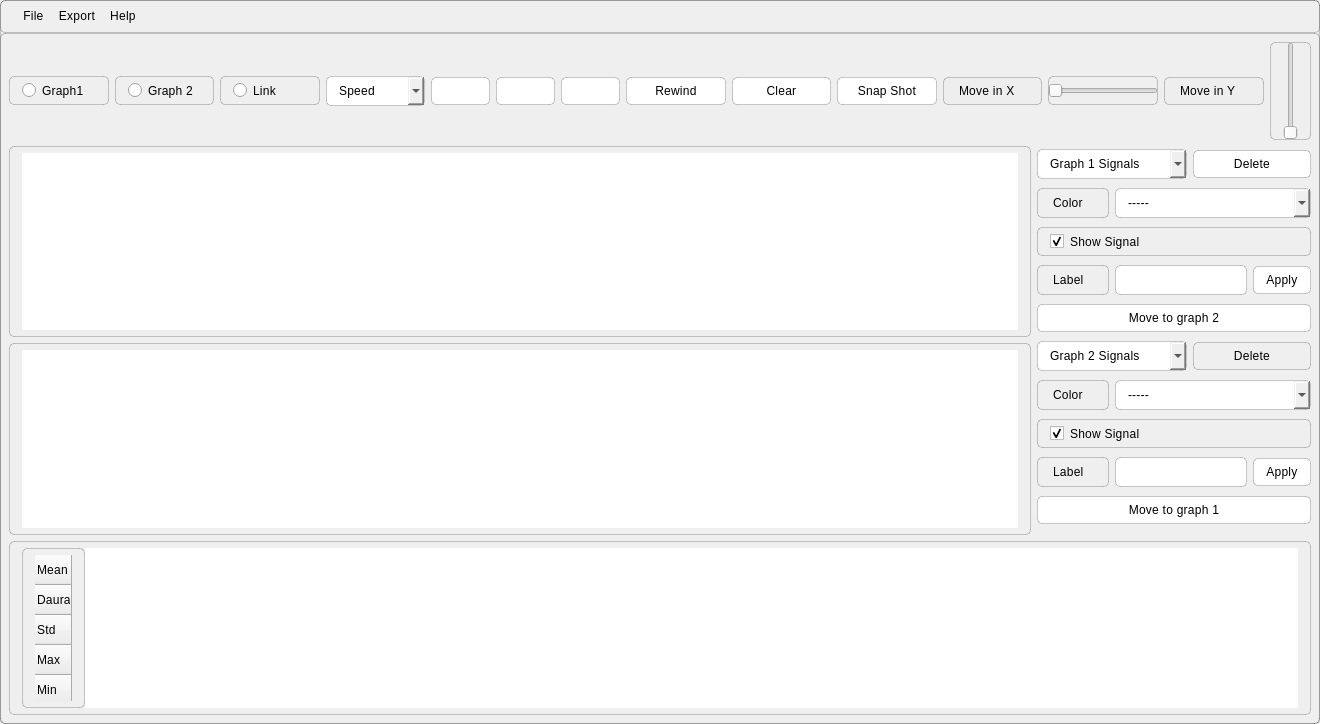
Before: the Qt Designer form main.ui in AliBadran716/Signal_Viewer, drawn with Qt 5.
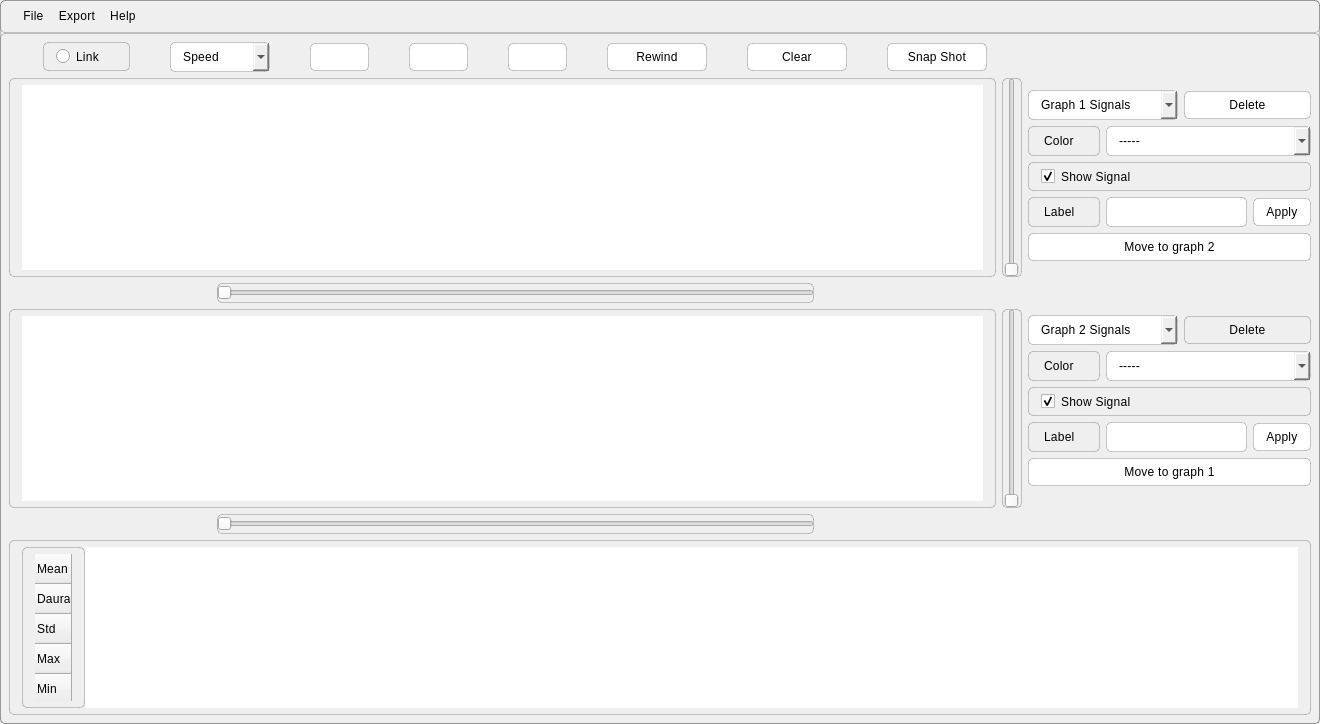
After: the same form once the commit is applied. Icons and pictures are not drawn. Custom widgets are drawn as their Qt base class.

Patch:
```diff
--- a/main.ui
+++ b/main.ui
@@ -42,34 +42,33 @@
 </string>
   </property>
   <widget class="QWidget" name="centralwidget">
-   <layout class="QVBoxLayout" name="verticalLayout_3">
+   <layout class="QGridLayout" name="gridLayout_2">
+    <item row="0" column="0">
+     <layout class="QHBoxLayout" name="horizontalLayout_3">
     <item>
-     <layout class="QHBoxLayout" name="horizontalLayout">
+       <layout class="QVBoxLayout" name="verticalLayout_5">
       <item>
-       <widget class="QRadioButton" name="graph1_radio_btn">
-        <property name="enabled">
-         <bool>true</bool>
-        </property>
-        <property name="text">
-         <string>Graph1</string>
-        </property>
-        <property name="checked">
-         <bool>false</bool>
-        </property>
-        <property name="autoExclusive">
-         <bool>true</bool>
-        </property>
-       </widget>
-      </item>
-      <item>
-       <widget class="QRadioButton" name="graph2_radio_btn">
-        <property name="text">
-         <string>Graph 2</string>
-        </property>
-       </widget>
-      </item>
+         <layout class="QHBoxLayout" name="horizontalLayout_2">
       <item>
        <widget class="QRadioButton" name="link_radio_btn">
+            <property name="sizePolicy">
+             <sizepolicy hsizetype="Maximum" vsizetype="Fixed">
+              <horstretch>0</horstretch>
+              <verstretch>0</verstretch>
+             </sizepolicy>
+            </property>
+            <property name="minimumSize">
+             <size>
+              <width>77</width>
+              <height>0</height>
+             </size>
+            </property>
+            <property name="maximumSize">
+             <size>
+              <width>87</width>
+              <height>16777215</height>
+             </size>
+            </property>
         <property name="text">
          <string>Link</string>
         </property>
@@ -77,6 +76,18 @@
       </item>
       <item>
        <widget class="QComboBox" name="speed_selection">
+            <property name="minimumSize">
+             <size>
+              <width>100</width>
+              <height>0</height>
+             </size>
+            </property>
+            <property name="maximumSize">
+             <size>
+              <width>100</width>
+              <height>16777215</height>
+             </size>
+            </property>
         <item>
          <property name="text">
           <string>Speed</string>
@@ -189,6 +200,18 @@
       </item>
       <item>
        <widget class="QPushButton" name="rewind_push_btn">
+            <property name="minimumSize">
+             <size>
+              <width>100</width>
+              <height>0</height>
+             </size>
+            </property>
+            <property name="maximumSize">
+             <size>
+              <width>100</width>
+              <height>16777215</height>
+             </size>
+            </property>
         <property name="styleSheet">
          <string notr="true">QPushButton {background-color:white;}
 
@@ -205,6 +228,18 @@
       </item>
       <item>
        <widget class="QPushButton" name="clear_push_btn">
+            <property name="minimumSize">
+             <size>
+              <width>100</width>
+              <height>0</height>
+             </size>
+            </property>
+            <property name="maximumSize">
+             <size>
+              <width>100</width>
+              <height>16777215</height>
+             </size>
+            </property>
         <property name="styleSheet">
          <string notr="true"> QPushButton {background-color:white;}
 
@@ -227,6 +262,18 @@
       </item>
       <item>
        <widget class="QPushButton" name="snap_shot_btn">
+            <property name="minimumSize">
+             <size>
+              <width>100</width>
+              <height>0</height>
+             </size>
+            </property>
+            <property name="maximumSize">
+             <size>
+              <width>100</width>
+              <height>16777215</height>
+             </size>
+            </property>
         <property name="styleSheet">
          <string notr="true">QPushButton {background-color:white;}
 
@@ -241,81 +288,14 @@
         </property>
        </widget>
       </item>
-      <item>
-       <widget class="QLabel" name="label_9">
-        <property name="enabled">
-         <bool>true</bool>
-        </property>
-        <property name="sizePolicy">
-         <sizepolicy hsizetype="Preferred" vsizetype="Fixed">
-          <horstretch>0</horstretch>
-          <verstretch>0</verstretch>
-         </sizepolicy>
-        </property>
-        <property name="styleSheet">
-         <string notr="true"> background-color: rgb(238, 238, 238); 
-    </string>
-        </property>
-        <property name="text">
-         <string>Move in X</string>
-        </property>
-       </widget>
-      </item>
-      <item>
-       <widget class="QSlider" name="move_x_slider">
-        <property name="sizePolicy">
-         <sizepolicy hsizetype="Minimum" vsizetype="Fixed">
-          <horstretch>0</horstretch>
-          <verstretch>0</verstretch>
-         </sizepolicy>
-        </property>
-        <property name="orientation">
-         <enum>Qt::Horizontal</enum>
-        </property>
-       </widget>
-      </item>
-      <item>
-       <widget class="QLabel" name="label_8">
-        <property name="sizePolicy">
-         <sizepolicy hsizetype="Preferred" vsizetype="Fixed">
-          <horstretch>0</horstretch>
-          <verstretch>0</verstretch>
-         </sizepolicy>
-        </property>
-        <property name="styleSheet">
-         <string notr="true"> background-color: rgb(238, 238, 238); 
-    
-</string>
-        </property>
-        <property name="text">
-         <string>Move in Y</string>
-        </property>
-       </widget>
-      </item>
-      <item>
-       <widget class="QSlider" name="move_y_slider">
-        <property name="sizePolicy">
-         <sizepolicy hsizetype="Fixed" vsizetype="Minimum">
-          <horstretch>0</horstretch>
-          <verstretch>0</verstretch>
-         </sizepolicy>
-        </property>
-        <property name="styleSheet">
-         <string notr="true"/>
-        </property>
-        <property name="orientation">
-         <enum>Qt::Vertical</enum>
-        </property>
-       </widget>
-      </item>
      </layout>
     </item>
     <item>
-     <layout class="QVBoxLayout" name="verticalLayout_2">
+         <layout class="QVBoxLayout" name="verticalLayout_4">
       <item>
-       <layout class="QHBoxLayout" name="horizontalLayout_2">
+           <layout class="QVBoxLayout" name="verticalLayout_3">
         <item>
-         <layout class="QVBoxLayout" name="verticalLayout">
+             <layout class="QHBoxLayout" name="horizontalLayout_4">
           <item>
            <widget class="PlotWidget" name="graphicsView_1">
             <property name="styleSheet">
@@ -342,47 +322,226 @@
            </widget>
           </item>
           <item>
+               <widget class="QSlider" name="move_y_slider">
+                <property name="sizePolicy">
+                 <sizepolicy hsizetype="Fixed" vsizetype="Minimum">
+                  <horstretch>0</horstretch>
+                  <verstretch>0</verstretch>
+                 </sizepolicy>
+                </property>
+                <property name="minimumSize">
+                 <size>
+                  <width>20</width>
+                  <height>0</height>
+                 </size>
+                </property>
+                <property name="maximumSize">
+                 <size>
+                  <width>20</width>
+                  <height>16777215</height>
+                 </size>
+                </property>
+                <property name="styleSheet">
+                 <string notr="true"/>
+                </property>
+                <property name="orientation">
+                 <enum>Qt::Vertical</enum>
+                </property>
+               </widget>
+              </item>
+             </layout>
+            </item>
+            <item>
+             <layout class="QHBoxLayout" name="horizontalLayout">
+              <item>
+               <spacer name="horizontalSpacer">
+                <property name="orientation">
+                 <enum>Qt::Horizontal</enum>
+                </property>
+                <property name="sizeType">
+                 <enum>QSizePolicy::Fixed</enum>
+                </property>
+                <property name="sizeHint" stdset="0">
+                 <size>
+                  <width>208</width>
+                  <height>20</height>
+                 </size>
+                </property>
+               </spacer>
+              </item>
+              <item>
+               <widget class="QSlider" name="move_x_slider">
+                <property name="sizePolicy">
+                 <sizepolicy hsizetype="Minimum" vsizetype="Maximum">
+                  <horstretch>0</horstretch>
+                  <verstretch>0</verstretch>
+                 </sizepolicy>
+                </property>
+                <property name="minimumSize">
+                 <size>
+                  <width>0</width>
+                  <height>20</height>
+                 </size>
+                </property>
+                <property name="maximumSize">
+                 <size>
+                  <width>16777215</width>
+                  <height>20</height>
+                 </size>
+                </property>
+                <property name="orientation">
+                 <enum>Qt::Horizontal</enum>
+                </property>
+               </widget>
+              </item>
+              <item>
+               <spacer name="horizontalSpacer_2">
+                <property name="orientation">
+                 <enum>Qt::Horizontal</enum>
+                </property>
+                <property name="sizeType">
+                 <enum>QSizePolicy::Fixed</enum>
+                </property>
+                <property name="sizeHint" stdset="0">
+                 <size>
+                  <width>208</width>
+                  <height>20</height>
+                 </size>
+                </property>
+               </spacer>
+              </item>
+             </layout>
+            </item>
+           </layout>
+          </item>
+          <item>
+           <layout class="QVBoxLayout" name="verticalLayout">
+            <item>
+             <layout class="QHBoxLayout" name="horizontalLayout_6">
+              <item>
            <widget class="PlotWidget" name="graphicsView_2"/>
           </item>
+              <item>
+               <widget class="QSlider" name="move_y_slider_2">
+                <property name="sizePolicy">
+                 <sizepolicy hsizetype="Fixed" vsizetype="Minimum">
+                  <horstretch>0</horstretch>
+                  <verstretch>0</verstretch>
+                 </sizepolicy>
+                </property>
+                <property name="minimumSize">
+                 <size>
+                  <width>20</width>
+                  <height>0</height>
+                 </size>
+                </property>
+                <property name="maximumSize">
+                 <size>
+                  <width>20</width>
+                  <height>16777215</height>
+                 </size>
+                </property>
+                <property name="styleSheet">
+                 <string notr="true"/>
+                </property>
+                <property name="orientation">
+                 <enum>Qt::Vertical</enum>
+                </property>
+               </widget>
+              </item>
+             </layout>
+            </item>
+            <item>
+             <layout class="QHBoxLayout" name="horizontalLayout_5">
+              <item>
+               <spacer name="horizontalSpacer_3">
+                <property name="orientation">
+                 <enum>Qt::Horizontal</enum>
+                </property>
+                <property name="sizeType">
+                 <enum>QSizePolicy::Fixed</enum>
+                </property>
+                <property name="sizeHint" stdset="0">
+                 <size>
+                  <width>208</width>
+                  <height>20</height>
+                 </size>
+                </property>
+               </spacer>
+              </item>
+              <item>
+               <widget class="QSlider" name="move_x_slider_2">
+                <property name="sizePolicy">
+                 <sizepolicy hsizetype="Minimum" vsizetype="Maximum">
+                  <horstretch>0</horstretch>
+                  <verstretch>0</verstretch>
+                 </sizepolicy>
+                </property>
+                <property name="minimumSize">
+                 <size>
+                  <width>0</width>
+                  <height>20</height>
+                 </size>
+                </property>
+                <property name="maximumSize">
+                 <size>
+                  <width>16777215</width>
+                  <height>20</height>
+                 </size>
+                </property>
+                <property name="orientation">
+                 <enum>Qt::Horizontal</enum>
+                </property>
+               </widget>
+              </item>
+              <item>
+               <spacer name="horizontalSpacer_4">
+                <property name="orientation">
+                 <enum>Qt::Horizontal</enum>
+                </property>
+                <property name="sizeType">
+                 <enum>QSizePolicy::Fixed</enum>
+                </property>
+                <property name="sizeHint" stdset="0">
+                 <size>
+                  <width>208</width>
+                  <height>20</height>
+                 </size>
+                </property>
+               </spacer>
+              </item>
+             </layout>
+            </item>
+           </layout>
+          </item>
+         </layout>
+        </item>
          </layout>
         </item>
         <item>
          <layout class="QGridLayout" name="gridLayout">
-          <item row="0" column="0" colspan="2">
-           <widget class="QComboBox" name="g_1_signals_combo_box">
+        <item row="4" column="3">
+         <widget class="QPushButton" name="save_lbl_g1_btn">
             <property name="sizePolicy">
              <sizepolicy hsizetype="Minimum" vsizetype="Fixed">
               <horstretch>0</horstretch>
               <verstretch>0</verstretch>
              </sizepolicy>
             </property>
-            <property name="minimumSize">
-             <size>
-              <width>150</width>
-              <height>30</height>
-             </size>
-            </property>
-            <item>
+          <property name="styleSheet">
+           <string notr="true">QPushButton {background-color:white;}
+::hover {
+    background-color: rgb(238, 238, 238); 
+    
+    color: black; 
+}</string>
+          </property>
              <property name="text">
-              <string>Graph 1 Signals</string>
-             </property>
-            </item>
-           </widget>
-          </item>
-          <item row="1" column="0">
-           <widget class="QLabel" name="color_lbl">
-            <property name="sizePolicy">
-             <sizepolicy hsizetype="Minimum" vsizetype="Preferred">
-              <horstretch>0</horstretch>
-              <verstretch>0</verstretch>
-             </sizepolicy>
-            </property>
-            <property name="text">
-             <string>Color</string>
-            </property>
-           </widget>
-          </item>
-          <item row="3" column="0">
+           <string>Apply</string>
+          </property>
+         </widget>
+        </item>
+        <item row="4" column="0">
            <widget class="QLabel" name="label_6">
             <property name="sizePolicy">
              <sizepolicy hsizetype="Minimum" vsizetype="Preferred">
@@ -395,7 +554,20 @@
             </property>
            </widget>
           </item>
-          <item row="3" column="1" colspan="2">
+        <item row="2" column="0">
+         <widget class="QLabel" name="color_lbl">
+          <property name="sizePolicy">
+           <sizepolicy hsizetype="Minimum" vsizetype="Preferred">
+            <horstretch>0</horstretch>
+            <verstretch>0</verstretch>
+           </sizepolicy>
+          </property>
+          <property name="text">
+           <string>Color</string>
+          </property>
+         </widget>
+        </item>
+        <item row="4" column="1" colspan="2">
            <widget class="QLineEdit" name="line_edit_g1">
             <property name="sizePolicy">
              <sizepolicy hsizetype="Minimum" vsizetype="Fixed">
@@ -405,62 +577,7 @@
             </property>
            </widget>
           </item>
-          <item row="3" column="3">
-           <widget class="QPushButton" name="save_lbl_g1_btn">
-            <property name="sizePolicy">
-             <sizepolicy hsizetype="Minimum" vsizetype="Fixed">
-              <horstretch>0</horstretch>
-              <verstretch>0</verstretch>
-             </sizepolicy>
-            </property>
-            <property name="styleSheet">
-             <string notr="true">QPushButton {background-color:white;}
-::hover {
-    background-color: rgb(238, 238, 238); 
-    
-    color: black; 
-}</string>
-            </property>
-            <property name="text">
-             <string>Apply</string>
-            </property>
-           </widget>
-          </item>
-          <item row="5" column="0" colspan="2">
-           <widget class="QComboBox" name="g_2_signals_combo_box">
-            <property name="sizePolicy">
-             <sizepolicy hsizetype="Minimum" vsizetype="Fixed">
-              <horstretch>0</horstretch>
-              <verstretch>0</verstretch>
-             </sizepolicy>
-            </property>
-            <property name="minimumSize">
-             <size>
-              <width>150</width>
-              <height>0</height>
-             </size>
-            </property>
-            <item>
-             <property name="text">
-              <string>Graph 2 Signals</string>
-             </property>
-            </item>
-           </widget>
-          </item>
-          <item row="6" column="0">
-           <widget class="QLabel" name="color_lbl_2">
-            <property name="sizePolicy">
-             <sizepolicy hsizetype="Minimum" vsizetype="Preferred">
-              <horstretch>0</horstretch>
-              <verstretch>0</verstretch>
-             </sizepolicy>
-            </property>
-            <property name="text">
-             <string>Color</string>
-            </property>
-           </widget>
-          </item>
-          <item row="8" column="0">
+        <item row="10" column="0">
            <widget class="QLabel" name="label_11">
             <property name="sizePolicy">
              <sizepolicy hsizetype="Minimum" vsizetype="Preferred">
@@ -473,81 +590,7 @@
             </property>
            </widget>
           </item>
-          <item row="8" column="1" colspan="2">
-           <widget class="QLineEdit" name="line_edit_g2">
-            <property name="sizePolicy">
-             <sizepolicy hsizetype="Minimum" vsizetype="Fixed">
-              <horstretch>0</horstretch>
-              <verstretch>0</verstretch>
-             </sizepolicy>
-            </property>
-           </widget>
-          </item>
-          <item row="8" column="3">
-           <widget class="QPushButton" name="save_lbl_g2_btn">
-            <property name="sizePolicy">
-             <sizepolicy hsizetype="Minimum" vsizetype="Fixed">
-              <horstretch>0</horstretch>
-              <verstretch>0</verstretch>
-             </sizepolicy>
-            </property>
-            <property name="styleSheet">
-             <string notr="true">QPushButton {background-color:white;}
-
-::hover {
-    background-color: rgb(238, 238, 238); 
-    
-    color: black; 
-}</string>
-            </property>
-            <property name="text">
-             <string>Apply</string>
-            </property>
-           </widget>
-          </item>
-          <item row="0" column="2" colspan="2">
-           <widget class="QPushButton" name="delete_g1_btn">
-            <property name="sizePolicy">
-             <sizepolicy hsizetype="Minimum" vsizetype="Fixed">
-              <horstretch>0</horstretch>
-              <verstretch>0</verstretch>
-             </sizepolicy>
-            </property>
-            <property name="styleSheet">
-             <string notr="true">QPushButton {background-color:white;}
-::hover {
-    background-color: rgb(238, 238, 238); 
-    
-    color: black; 
-}</string>
-            </property>
-            <property name="text">
-             <string>Delete</string>
-            </property>
-           </widget>
-          </item>
-          <item row="4" column="0" colspan="4">
-           <widget class="QPushButton" name="move_g1_btn">
-            <property name="sizePolicy">
-             <sizepolicy hsizetype="Minimum" vsizetype="Fixed">
-              <horstretch>0</horstretch>
-              <verstretch>0</verstretch>
-             </sizepolicy>
-            </property>
-            <property name="styleSheet">
-             <string notr="true">QPushButton {background-color:white;}
-::hover {
-    background-color: rgb(238, 238, 238); 
-    
-    color: black; 
-}</string>
-            </property>
-            <property name="text">
-             <string>Move to graph 2</string>
-            </property>
-           </widget>
-          </item>
-          <item row="2" column="0" colspan="4">
+        <item row="3" column="0" colspan="4">
            <widget class="QCheckBox" name="show_g1_check_btn">
             <property name="sizePolicy">
              <sizepolicy hsizetype="Minimum" vsizetype="Maximum">
@@ -563,7 +606,28 @@
             </property>
            </widget>
           </item>
-          <item row="1" column="1" colspan="3">
+        <item row="1" column="2" colspan="2">
+         <widget class="QPushButton" name="delete_g1_btn">
+          <property name="sizePolicy">
+           <sizepolicy hsizetype="Minimum" vsizetype="Fixed">
+            <horstretch>0</horstretch>
+            <verstretch>0</verstretch>
+           </sizepolicy>
+          </property>
+          <property name="styleSheet">
+           <string notr="true">QPushButton {background-color:white;}
+::hover {
+    background-color: rgb(238, 238, 238); 
+    
+    color: black; 
+}</string>
+          </property>
+          <property name="text">
+           <string>Delete</string>
+          </property>
+         </widget>
+        </item>
+        <item row="2" column="1" colspan="3">
            <widget class="QComboBox" name="color_g1_combo_btn">
             <property name="sizePolicy">
              <sizepolicy hsizetype="Minimum" vsizetype="Fixed">
@@ -593,7 +657,97 @@
             </item>
            </widget>
           </item>
-          <item row="5" column="2" colspan="2">
+        <item row="10" column="1" colspan="2">
+         <widget class="QLineEdit" name="line_edit_g2">
+          <property name="sizePolicy">
+           <sizepolicy hsizetype="Minimum" vsizetype="Fixed">
+            <horstretch>0</horstretch>
+            <verstretch>0</verstretch>
+           </sizepolicy>
+          </property>
+         </widget>
+        </item>
+        <item row="9" column="0" colspan="4">
+         <widget class="QCheckBox" name="show_g2_check_btn">
+          <property name="sizePolicy">
+           <sizepolicy hsizetype="Minimum" vsizetype="Fixed">
+            <horstretch>0</horstretch>
+            <verstretch>0</verstretch>
+           </sizepolicy>
+          </property>
+          <property name="text">
+           <string>Show Signal</string>
+          </property>
+          <property name="checked">
+           <bool>true</bool>
+          </property>
+         </widget>
+        </item>
+        <item row="8" column="1" colspan="3">
+         <widget class="QComboBox" name="color_g2_combo_btn">
+          <property name="sizePolicy">
+           <sizepolicy hsizetype="Minimum" vsizetype="Fixed">
+            <horstretch>0</horstretch>
+            <verstretch>0</verstretch>
+           </sizepolicy>
+          </property>
+          <item>
+           <property name="text">
+            <string>-----</string>
+           </property>
+          </item>
+          <item>
+           <property name="text">
+            <string>Red</string>
+           </property>
+          </item>
+          <item>
+           <property name="text">
+            <string>Blue</string>
+           </property>
+          </item>
+          <item>
+           <property name="text">
+            <string>Green</string>
+           </property>
+          </item>
+         </widget>
+        </item>
+        <item row="7" column="0" colspan="2">
+         <widget class="QComboBox" name="g_2_signals_combo_box">
+          <property name="sizePolicy">
+           <sizepolicy hsizetype="Minimum" vsizetype="Fixed">
+            <horstretch>0</horstretch>
+            <verstretch>0</verstretch>
+           </sizepolicy>
+          </property>
+          <property name="minimumSize">
+           <size>
+            <width>150</width>
+            <height>0</height>
+           </size>
+          </property>
+          <item>
+           <property name="text">
+            <string>Graph 2 Signals</string>
+           </property>
+          </item>
+         </widget>
+        </item>
+        <item row="8" column="0">
+         <widget class="QLabel" name="color_lbl_2">
+          <property name="sizePolicy">
+           <sizepolicy hsizetype="Minimum" vsizetype="Preferred">
+            <horstretch>0</horstretch>
+            <verstretch>0</verstretch>
+           </sizepolicy>
+          </property>
+          <property name="text">
+           <string>Color</string>
+          </property>
+         </widget>
+        </item>
+        <item row="7" column="2" colspan="2">
            <widget class="QPushButton" name="delete_g2_btn">
             <property name="sizePolicy">
              <sizepolicy hsizetype="Minimum" vsizetype="Fixed">
@@ -613,53 +767,28 @@
             </property>
            </widget>
           </item>
-          <item row="6" column="1" colspan="3">
-           <widget class="QComboBox" name="color_g2_combo_btn">
+        <item row="5" column="0" colspan="4">
+         <widget class="QPushButton" name="move_g1_btn">
             <property name="sizePolicy">
              <sizepolicy hsizetype="Minimum" vsizetype="Fixed">
               <horstretch>0</horstretch>
               <verstretch>0</verstretch>
              </sizepolicy>
             </property>
-            <item>
-             <property name="text">
-              <string>-----</string>
-             </property>
-            </item>
-            <item>
+          <property name="styleSheet">
+           <string notr="true">QPushButton {background-color:white;}
+::hover {
+    background-color: rgb(238, 238, 238); 
+    
+    color: black; 
+}</string>
+          </property>
              <property name="text">
-              <string>Red</string>
-             </property>
-            </item>
-            <item>
-             <property name="text">
-              <string>Blue</string>
-             </property>
-            </item>
-            <item>
-             <property name="text">
-              <string>Green</string>
-             </property>
-            </item>
-           </widget>
-          </item>
-          <item row="7" column="0" colspan="4">
-           <widget class="QCheckBox" name="show_g2_check_btn">
-            <property name="sizePolicy">
-             <sizepolicy hsizetype="Minimum" vsizetype="Fixed">
-              <horstretch>0</horstretch>
-              <verstretch>0</verstretch>
-             </sizepolicy>
-            </property>
-            <property name="text">
-             <string>Show Signal</string>
-            </property>
-            <property name="checked">
-             <bool>true</bool>
-            </property>
-           </widget>
-          </item>
-          <item row="9" column="0" colspan="4">
+           <string>Move to graph 2</string>
+          </property>
+         </widget>
+        </item>
+        <item row="11" column="0" colspan="4">
            <widget class="QPushButton" name="move_g2_btn">
             <property name="sizePolicy">
              <sizepolicy hsizetype="Minimum" vsizetype="Fixed">
@@ -681,11 +810,93 @@
             </property>
            </widget>
           </item>
-         </layout>
+        <item row="10" column="3">
+         <widget class="QPushButton" name="save_lbl_g2_btn">
+          <property name="sizePolicy">
+           <sizepolicy hsizetype="Minimum" vsizetype="Fixed">
+            <horstretch>0</horstretch>
+            <verstretch>0</verstretch>
+           </sizepolicy>
+          </property>
+          <property name="styleSheet">
+           <string notr="true">QPushButton {background-color:white;}
+
+::hover {
+    background-color: rgb(238, 238, 238); 
+    
+    color: black; 
+}</string>
+          </property>
+          <property name="text">
+           <string>Apply</string>
+          </property>
+         </widget>
         </item>
-       </layout>
-      </item>
+        <item row="6" column="0" colspan="4">
+         <spacer name="verticalSpacer_2">
+          <property name="orientation">
+           <enum>Qt::Vertical</enum>
+          </property>
+          <property name="sizeHint" stdset="0">
+           <size>
+            <width>20</width>
+            <height>40</height>
+           </size>
+          </property>
+         </spacer>
+        </item>
+        <item row="1" column="0" colspan="2">
+         <widget class="QComboBox" name="g_1_signals_combo_box">
+          <property name="sizePolicy">
+           <sizepolicy hsizetype="Minimum" vsizetype="Fixed">
+            <horstretch>0</horstretch>
+            <verstretch>0</verstretch>
+           </sizepolicy>
+          </property>
+          <property name="minimumSize">
+           <size>
+            <width>150</width>
+            <height>30</height>
+           </size>
+          </property>
       <item>
+           <property name="text">
+            <string>Graph 1 Signals</string>
+           </property>
+          </item>
+         </widget>
+        </item>
+        <item row="0" column="0" colspan="4">
+         <spacer name="verticalSpacer">
+          <property name="orientation">
+           <enum>Qt::Vertical</enum>
+          </property>
+          <property name="sizeHint" stdset="0">
+           <size>
+            <width>20</width>
+            <height>40</height>
+           </size>
+          </property>
+         </spacer>
+        </item>
+        <item row="12" column="0" colspan="4">
+         <spacer name="verticalSpacer_3">
+          <property name="orientation">
+           <enum>Qt::Vertical</enum>
+          </property>
+          <property name="sizeHint" stdset="0">
+           <size>
+            <width>20</width>
+            <height>40</height>
+           </size>
+          </property>
+         </spacer>
+        </item>
+       </layout>
+      </item>
+     </layout>
+    </item>
+    <item row="1" column="0">
        <widget class="QTableWidget" name="tableWidget">
         <property name="minimumSize">
          <size>
@@ -758,8 +969,6 @@
          </property>
         </row>
        </widget>
-      </item>
-     </layout>
     </item>
    </layout>
   </widget>
```
Lines whose indentation alone changed are shown as unchanged.
